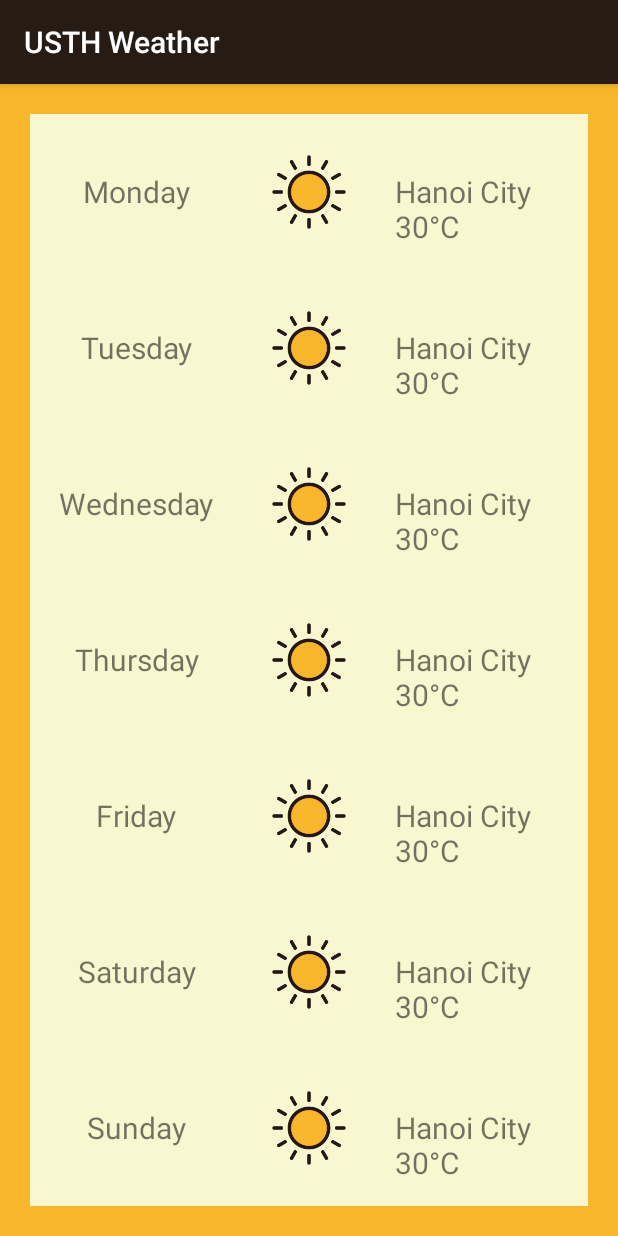
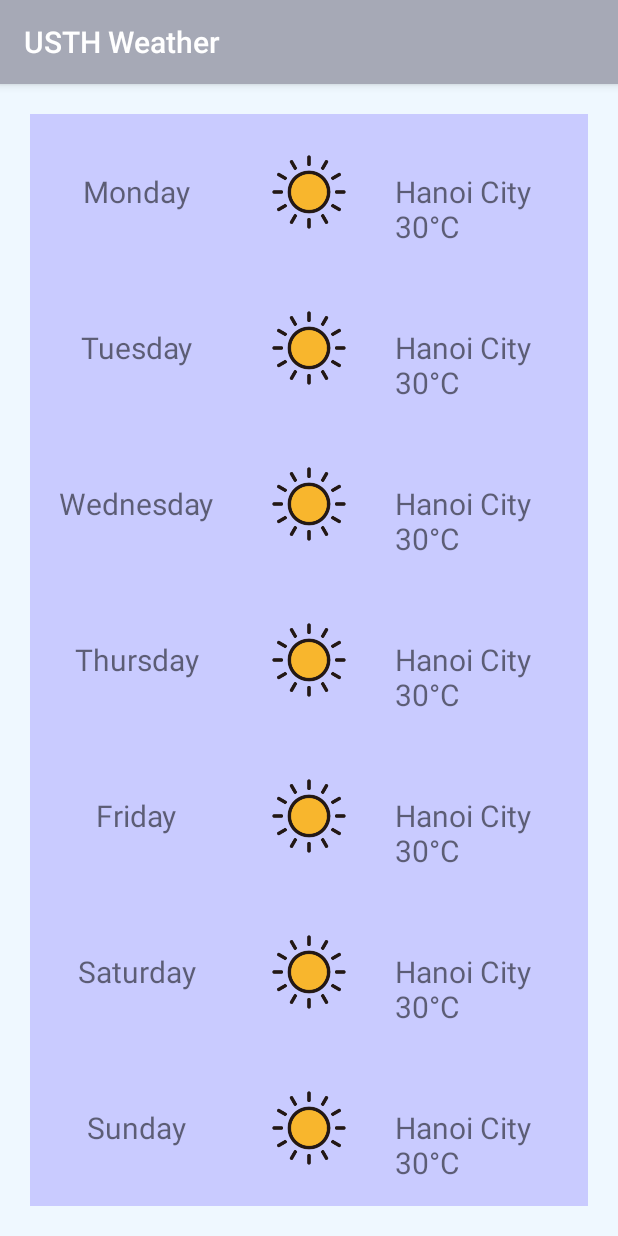
Before and after one commit to PhuongPhg/androiddev2021, an Android app: the screen it shows after launch (WeatherActivity), on a phone screen of 412 x 824 dp. Run offline under Robolectric (Android 15) with nearby library versions, the phone set to English and light mode, and no system bars.

Commit message:
remove <include /> and update practical 5

```diff
--- a/app/src/main/java/vn/edu/usth/weather/WeatherActivity.java
+++ b/app/src/main/java/vn/edu/usth/weather/WeatherActivity.java
@@ -1,14 +1,15 @@
 package vn.edu.usth.weather;
 
 import androidx.appcompat.app.AppCompatActivity;
+import androidx.fragment.app.Fragment;
+import androidx.fragment.app.FragmentManager;
+import androidx.fragment.app.FragmentTransaction;
 
 import android.nfc.Tag;
 import android.os.Bundle;
 
 import android.util.Log;
 import android.widget.Toast;
-import android.app.FragmentManager;
-import android.app.FragmentTransaction;
 
 public class WeatherActivity extends AppCompatActivity {
 
@@ -16,9 +17,19 @@ public class WeatherActivity extends AppCompatActivity {
     protected void onCreate(Bundle savedInstanceState) {
         super.onCreate(savedInstanceState);
         setContentView(R.layout.activity_weather);
-        if(savedInstanceState == null){
-        ForecastFragment forecast = new ForecastFragment();
-        getSupportFragmentManager().beginTransaction().add(R.id.container, forecast).commit();}
+        Fragment mainFragment = new ForecastFragment();
+        this.replaceFragment(mainFragment);
+//        if(savedInstanceState == null){
+//        ForecastFragment forecast = new ForecastFragment();
+//        getSupportFragmentManager().beginTransaction().add(R.id.container, forecast).commit();}
+    }
+
+
+    public void replaceFragment(Fragment finalFragment){
+        FragmentManager fragmentManager = this.getSupportFragmentManager();
+        FragmentTransaction fragmentTransaction = fragmentManager.beginTransaction();
+        fragmentTransaction.replace(R.id.activity_weather_layout, finalFragment);
+        fragmentTransaction.commit();
     }
 
     @Override
--- a/app/src/main/res/layout/activity_weather.xml
+++ b/app/src/main/res/layout/activity_weather.xml
@@ -7,4 +7,9 @@
     tools:context=".WeatherActivity">
 
     <include layout="@layout/fragment_forecast" />
+
+    <FrameLayout
+        android:layout_width="match_parent"
+        android:layout_height="match_parent"
+        android:id="@+id/activity_weather_layout" />
 </androidx.constraintlayout.widget.ConstraintLayout>
--- a/app/src/main/res/values/colors.xml
+++ b/app/src/main/res/values/colors.xml
@@ -1,8 +1,8 @@
 <?xml version="1.0" encoding="utf-8"?>
 <resources>
     <color name="colorPrimary">#ac4b1c</color>
-    <color name="colorPrimaryDark">#261c14</color>
+    <color name="colorPrimaryDark">#a6a9b6</color>
     <color name="colorAccent">#fca652</color>
-    <color name="colorBack">#f8b62d</color>
-    <color name="colorLinearLayout">#f9f7cf</color>
+    <color name="colorBack">#eff8ff</color>
+    <color name="colorLinearLayout">#c9cbff</color>
 </resources>
--- a/build.gradle
+++ b/build.gradle
@@ -6,7 +6,6 @@ buildscript {
     }
     dependencies {
         classpath "com.android.tools.build:gradle:4.0.1"
-
         // NOTE: Do not place your application dependencies here; they belong
         // in the individual module build.gradle files
     }
```
